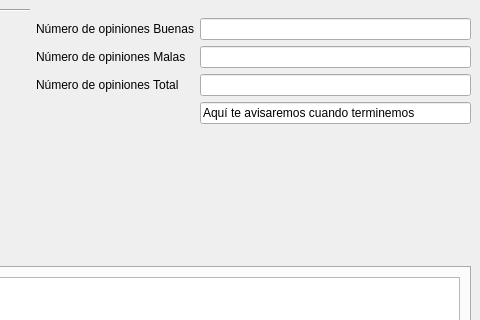
This is Vista/webScraper.ui in diegoabdul/Analitica-de-Opiniones as Qt 5 draws it before an edit; both pictures show x 414 to 894 and y 0 to 320 of the 894 by 600 pixel window. The edited form follows.
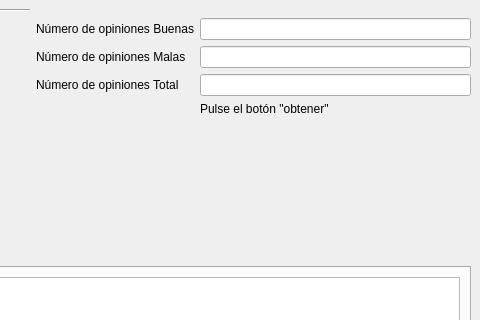
This is the edited form.

What changed in the file:
```diff
--- a/Vista/webScraper.ui
+++ b/Vista/webScraper.ui
@@ -279,9 +279,9 @@
        <widget class="QLineEdit" name="lineEdit_Total"/>
       </item>
       <item row="3" column="1">
-       <widget class="QLineEdit" name="OK">
+       <widget class="QLabel" name="label_7">
         <property name="text">
-         <string>Aquí te avisaremos cuando terminemos </string>
+         <string>Pulse el botón &quot;obtener&quot;</string>
         </property>
        </widget>
       </item>
```
Left out of the diff: 164 changed lines with no effect on the pictures.
